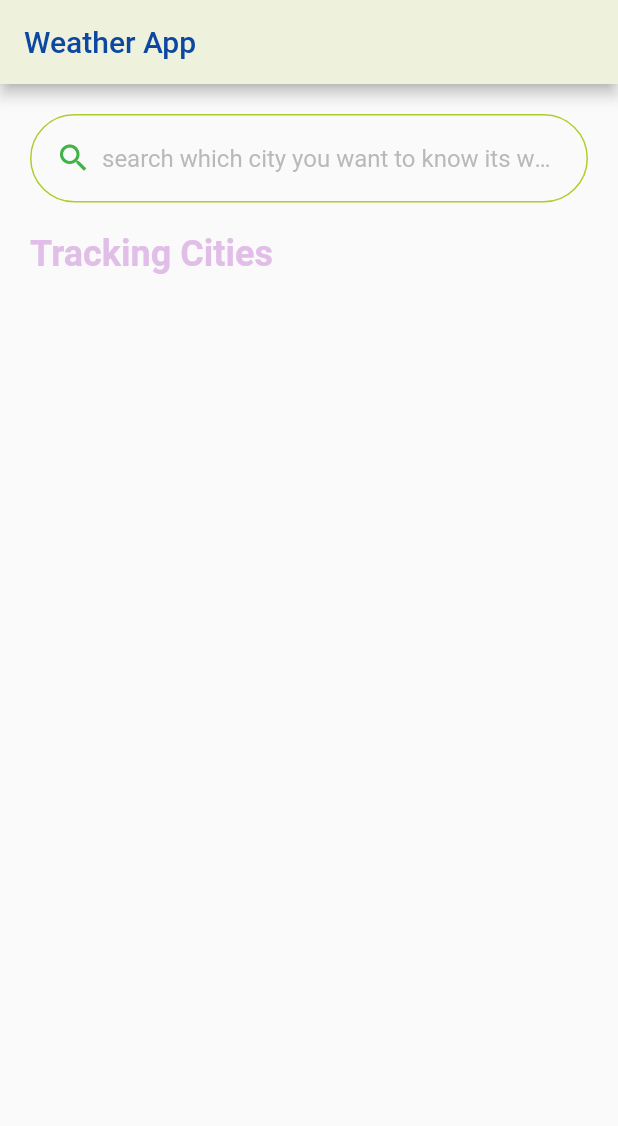
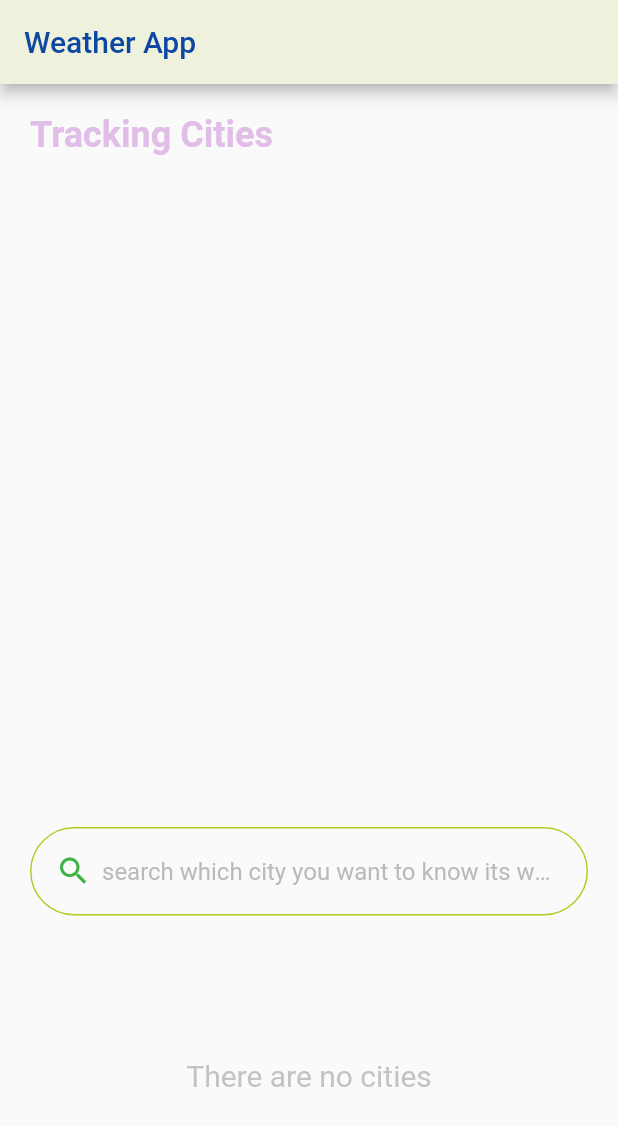
Before and after one commit to luke-nguyen-goldenowl/demo_weather_app, a Flutter app: the screen it shows after launch, on a phone screen of 412 x 824 dp. Shown: the top 1126 px of the screen. Run offline on Flutter 3.47's test engine with Material 2 defaults, Android fonts, the light colour scheme and no system bars; our stand-ins replace flutter_bloc, shared_preferences; missing offline and left inert: shared_preferences_web.

Commit message:
update home view UI

```diff
--- a/lib/src/feature/home/view/home_view.dart
+++ b/lib/src/feature/home/view/home_view.dart
@@ -21,59 +21,16 @@ class HomeView extends StatelessWidget {
                       "Weather App",
                     )),
                 body: Padding(
-                    padding: const EdgeInsets.all(20),
+                    padding: const EdgeInsets.symmetric(horizontal: 20),
                     child: Column(
                       crossAxisAlignment: CrossAxisAlignment.stretch,
                       children: [
-                        XSearchField(
-                          value: state.searchText,
-                          onChanged: (value) => bloc.onChangedText(value),
-                          onSearch: () => bloc.onSearchCities(),
-                          hinText:
-                              "search which city you want to know its weather",
-                        ),
-                        // Expanded(
-                        //     child: state.cities.isEmpty
-                        //         ? Center(
-                        //             child: Text("There are no cities",
-                        //                 style: TextStyle(
-                        //                   color: Colors.grey.withOpacity(0.6),
-                        //                   fontSize: 20,
-                        //                 )))
-                        //         : ListView.builder(
-                        //             padding: const EdgeInsets.all(20),
-                        //             shrinkWrap: true,
-                        //             itemCount: state.cities.length,
-                        //             itemBuilder: (context, index) {
-                        //               var item = state.cities[index];
-                        //               return Row(
-                        //                 children: [
-                        //                   Expanded(
-                        //                       child: GestureDetector(
-                        //                     onTap: () =>
-                        //                         bloc.onShowWeatherDetail(item),
-                        //                     child: Text(
-                        //                         "${item.name}, ${item.timezone}, ${item.country}",
-                        //                         style: const TextStyle(
-                        //                           color: Colors.black,
-                        //                           fontSize: 18,
-                        //                         )),
-                        //                   )),
-                        //                   IconButton(
-                        //                       onPressed: () =>
-                        //                           bloc.onAddCity(item),
-                        //                       icon: const Icon(
-                        //                         Icons.add,
-                        //                       )),
-                        //                 ],
-                        //               );
-                        //             },
-                        //           )),
                         const XCustomTitle(
                           padding: EdgeInsets.symmetric(vertical: 20),
                           title: "Tracking Cities",
                         ),
                         Expanded(
+                            flex: 2,
                             child: ListView.builder(
                               shrinkWrap: true,
                               itemCount: state.availableCities.length,
@@ -84,6 +41,51 @@ class HomeView extends StatelessWidget {
                                       "${item.name}, ${item.timezone}, ${item.country}",
                                   onTap: () => bloc.onShowWeatherDetail(item),
                                   onRemove: () => bloc.onRemoveCity(item),
+                                );
+                              },
+                            )),
+                        XSearchField(
+                          value: state.searchText,
+                          onChanged: (value) => bloc.onChangedText(value),
+                          onSearch: () => bloc.onSearchCities(),
+                          hinText:
+                              "search which city you want to know its weather",
+                        ),
+                        Expanded(
+                            flex: 1,
+                            child: state.cities.isEmpty
+                                ? Center(
+                                    child: Text("There are no cities",
+                                        style: TextStyle(
+                                          color: Colors.grey.withOpacity(0.6),
+                                          fontSize: 20,
+                                        )))
+                                : ListView.builder(
+                                    padding: const EdgeInsets.all(20),
+                                    shrinkWrap: true,
+                                    itemCount: state.cities.length,
+                                    itemBuilder: (context, index) {
+                                      var item = state.cities[index];
+                                      return Row(
+                                        children: [
+                                          Expanded(
+                                              child: GestureDetector(
+                                            onTap: () =>
+                                                bloc.onShowWeatherDetail(item),
+                                            child: Text(
+                                                "${item.name}, ${item.timezone}, ${item.country}",
+                                                style: const TextStyle(
+                                                  color: Colors.black,
+                                                  fontSize: 18,
+                                                )),
+                                          )),
+                                          IconButton(
+                                              onPressed: () =>
+                                                  bloc.onAddCity(item),
+                                              icon: const Icon(
+                                                Icons.add,
+                                              )),
+                                        ],
                                       );
                                     },
                                   )),
```
Lines whose indentation alone changed are shown as unchanged.
